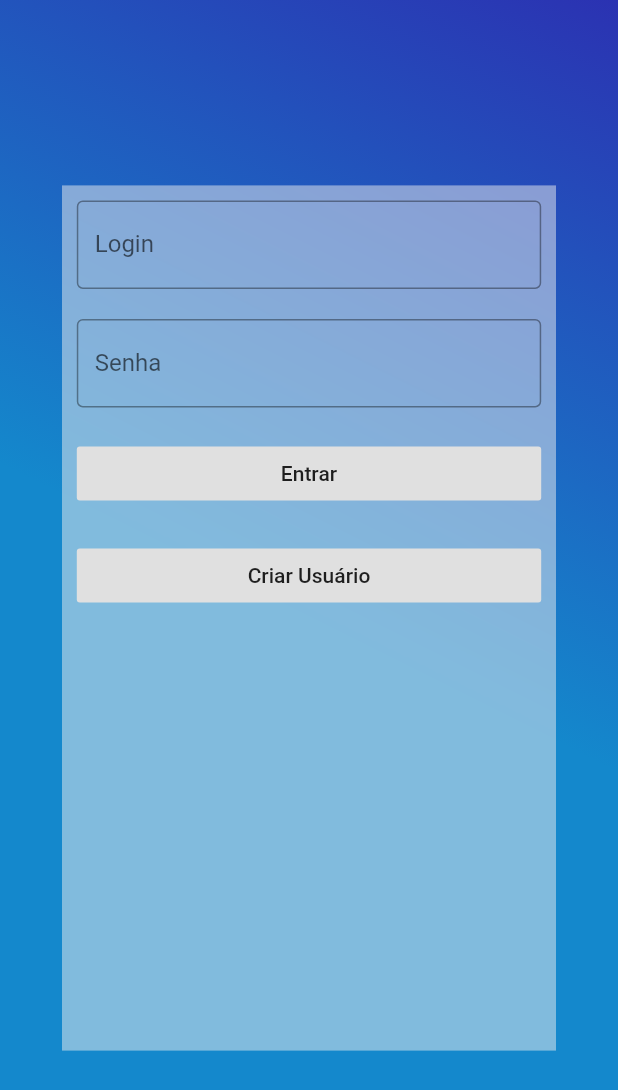
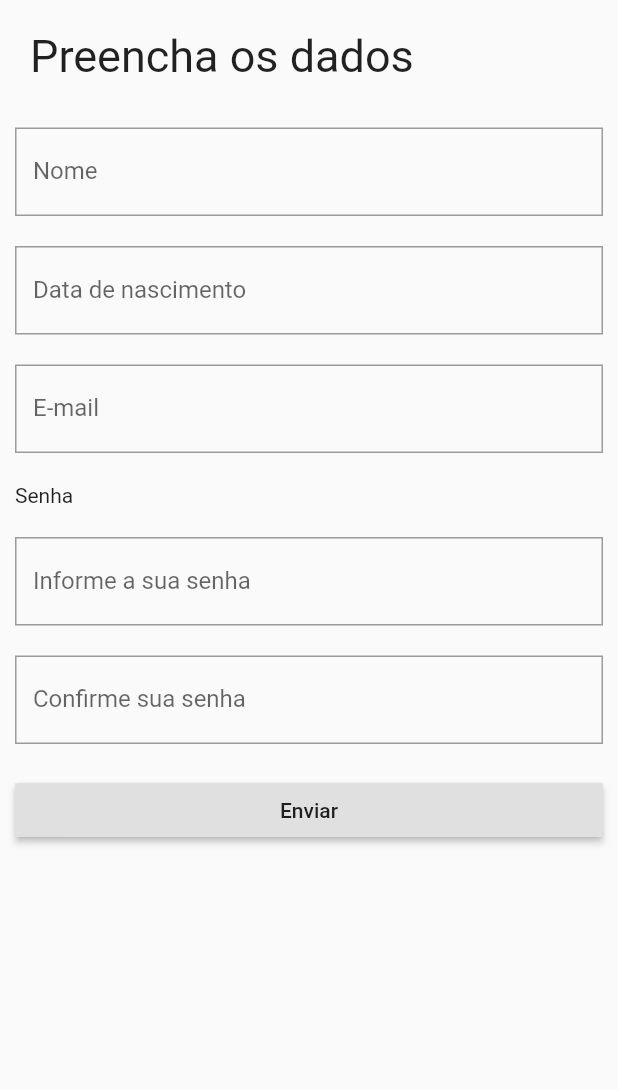
Before and after one commit to AndreFaria-dev/CRUD-Flutter, a Flutter app: the screen it shows after launch, after a tap on "Criar Usuário", on a phone screen of 412 x 824 dp. Shown: the top 1090 px of the screen. Run offline on Flutter 3.47's test engine with Material 2 defaults, Android fonts, the phone set to English and light mode, and no system bars.

Commit message:
Implementaçao inicial do front-end

```diff
--- /dev/null
+++ b/lib/CadastroModel.dart
@@ -0,0 +1,8 @@
+class Usuario {
+  final String nome;
+  final String email;
+  final String dtnascimento;
+  final String senha;
+
+  Usuario(this.nome, this.email, this.dtnascimento, this.senha);
+}
--- a/lib/CadastroView.dart
+++ b/lib/CadastroView.dart
@@ -1 +1,118 @@
+import 'package:crud/CadastroModel.dart';
 import 'package:flutter/material.dart';
+
+class CadastroView extends StatelessWidget {
+  //Variaveis a serem passadas no formulário
+  final TextEditingController _nomecontroller = TextEditingController();
+  final TextEditingController _dtnascimentocontroller = TextEditingController();
+  final TextEditingController _emailcontroller = TextEditingController();
+  final TextEditingController _senha1controller = TextEditingController();
+  final TextEditingController _senha2controller = TextEditingController();
+
+  @override
+  Widget build(BuildContext context) {
+    return Scaffold(
+      body: Center(
+        child: ListView(
+          children: <Widget>[
+            Container(
+              margin: EdgeInsets.all(20),
+              child: Text(
+                "Preencha os dados",
+                style: TextStyle(fontSize: 30),
+              ),
+            ),
+            Container(
+              margin: EdgeInsets.all(10),
+              child: TextField(
+                controller: _nomecontroller,
+                decoration: InputDecoration(
+                  border: OutlineInputBorder(
+                    borderRadius: BorderRadius.all(
+                      Radius.circular(0),
+                    ),
+                  ),
+                  labelText: "Nome",
+                ),
+              ),
+            ),
+            Container(
+              margin: EdgeInsets.all(10),
+              child: TextField(
+                controller: _dtnascimentocontroller,
+                decoration: InputDecoration(
+                  border: OutlineInputBorder(
+                      borderRadius: BorderRadius.all(
+                    Radius.circular(0),
+                  )),
+                  labelText: "Data de nascimento",
+                ),
+              ),
+            ),
+            Container(
+              margin: EdgeInsets.all(10),
+              child: TextField(
+                controller: _emailcontroller,
+                decoration: InputDecoration(
+                  border: OutlineInputBorder(
+                      borderRadius: BorderRadius.all(
+                    Radius.circular(0),
+                  )),
+                  labelText: "E-mail",
+                ),
+              ),
+            ),
+            Container(
+              margin: EdgeInsets.all(10),
+              child: Text("Senha"),
+            ),
+            Container(
+              margin: EdgeInsets.all(10),
+              child: TextField(
+                controller: _senha1controller,
+                decoration: InputDecoration(
+                  border: OutlineInputBorder(
+                      borderRadius: BorderRadius.all(
+                    Radius.circular(0),
+                  )),
+                  labelText: "Informe a sua senha",
+                ),
+              ),
+            ),
+            Container(
+              margin: EdgeInsets.all(10),
+              child: TextField(
+                controller: _senha2controller,
+                decoration: InputDecoration(
+                  border: OutlineInputBorder(
+                      borderRadius: BorderRadius.all(
+                    Radius.circular(0),
+                  )),
+                  labelText: "Confirme sua senha",
+                ),
+              ),
+            ),
+            Container(
+              margin: EdgeInsets.all(10),
+              child: RaisedButton(
+                child: Text("Enviar"),
+                onPressed: () {
+                  final Usuario novoUsuario = Usuario(
+                    _nomecontroller.text,
+                    _emailcontroller.text,
+                    _dtnascimentocontroller.text,
+                    _senha1controller.text,
+                  );
+
+                  _senha1controller.text == _senha2controller.text
+                      ? print(novoUsuario)
+                      : print("As senhas não coincidem");
+                },
+              ),
+            ),
+          ],
+        ),
+      ),
+    );
+  }
+}
--- a/lib/main.dart
+++ b/lib/main.dart
@@ -1,4 +1,5 @@
 import 'dart:ui';
+import 'package:crud/CadastroView.dart';
 import 'package:flutter/material.dart';
 
 //Esquema de cor de fundo
@@ -104,7 +105,14 @@ class _MyHomePageState extends State<TelaInicialView> {
                           hoverElevation: 0,
                           focusElevation: 0,
                           child: Text("Criar Usuário"),
-                          onPressed: () => {},
+                          onPressed: () => {
+                            Navigator.push(
+                              context,
+                              MaterialPageRoute(
+                                  builder: (BuildContext context) =>
+                                      CadastroView()),
+                            )
+                          },
                         ),
                       )
                     ],
```
